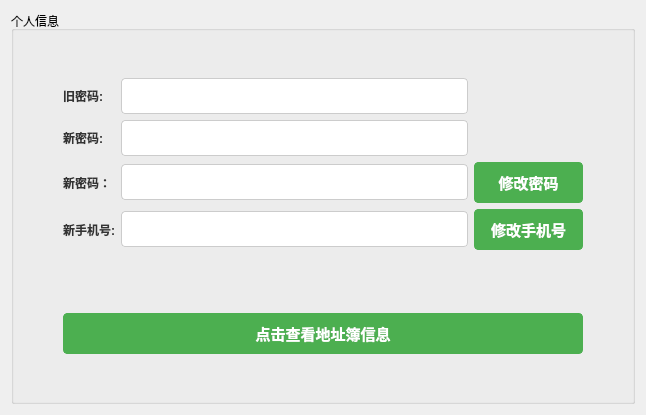
This is modules/user/user_modify_info.ui in gfzyl/Parcel-System as Qt 5 draws it before an edit. The edited form follows.
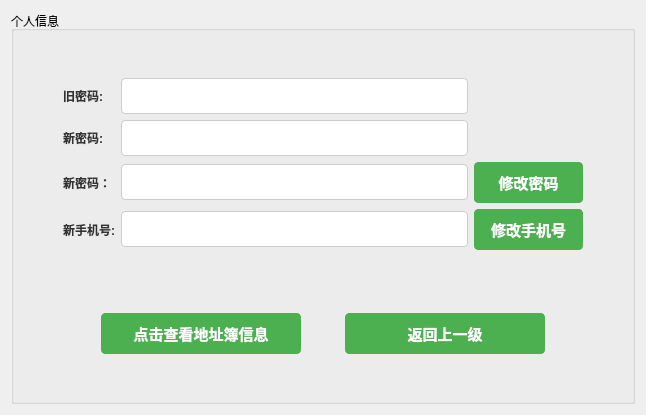
This is the edited form.

```diff
--- a/modules/user/user_modify_info.ui
+++ b/modules/user/user_modify_info.ui
@@ -62,11 +62,30 @@
        <layout class="QHBoxLayout" name="horizontalLayout">
         <item>
          <widget class="QPushButton" name="btn_viewAddressBook">
+          <property name="maximumSize">
+           <size>
+            <width>200</width>
+            <height>16777215</height>
+           </size>
+          </property>
           <property name="text">
            <string>点击查看地址簿信息</string>
           </property>
          </widget>
         </item>
+        <item>
+         <widget class="QPushButton" name="btn_return">
+          <property name="maximumSize">
+           <size>
+            <width>200</width>
+            <height>16777215</height>
+           </size>
+          </property>
+          <property name="text">
+           <string>返回上一级</string>
+          </property>
+         </widget>
+        </item>
        </layout>
       </item>
       <item row="3" column="1">
```
